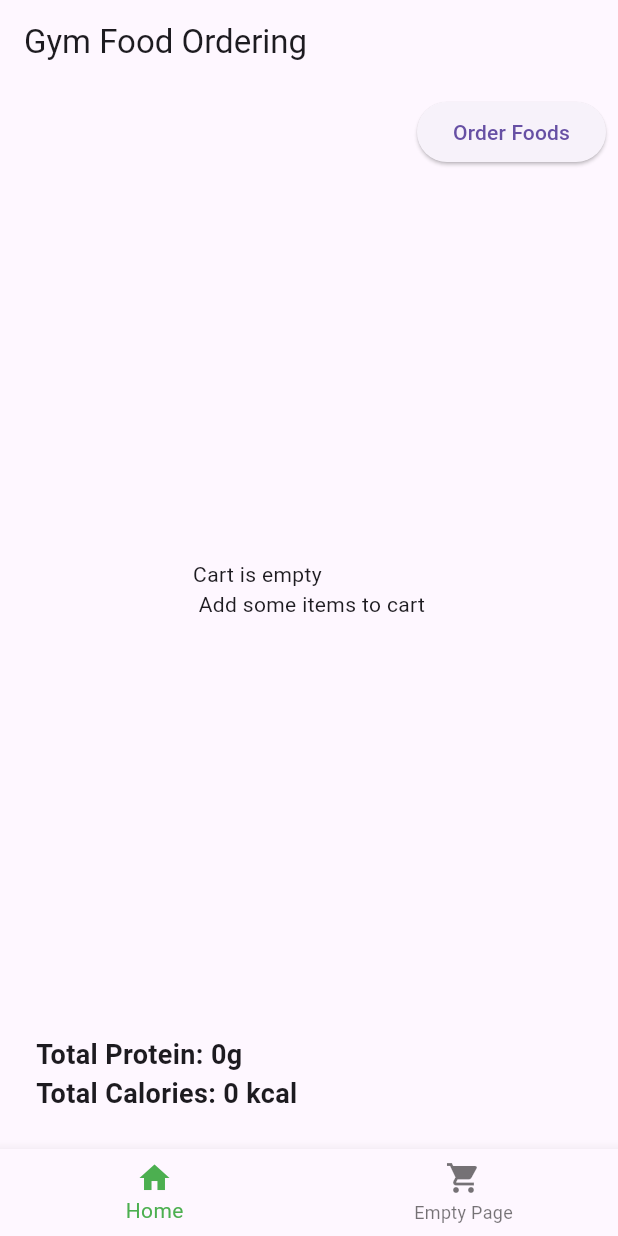
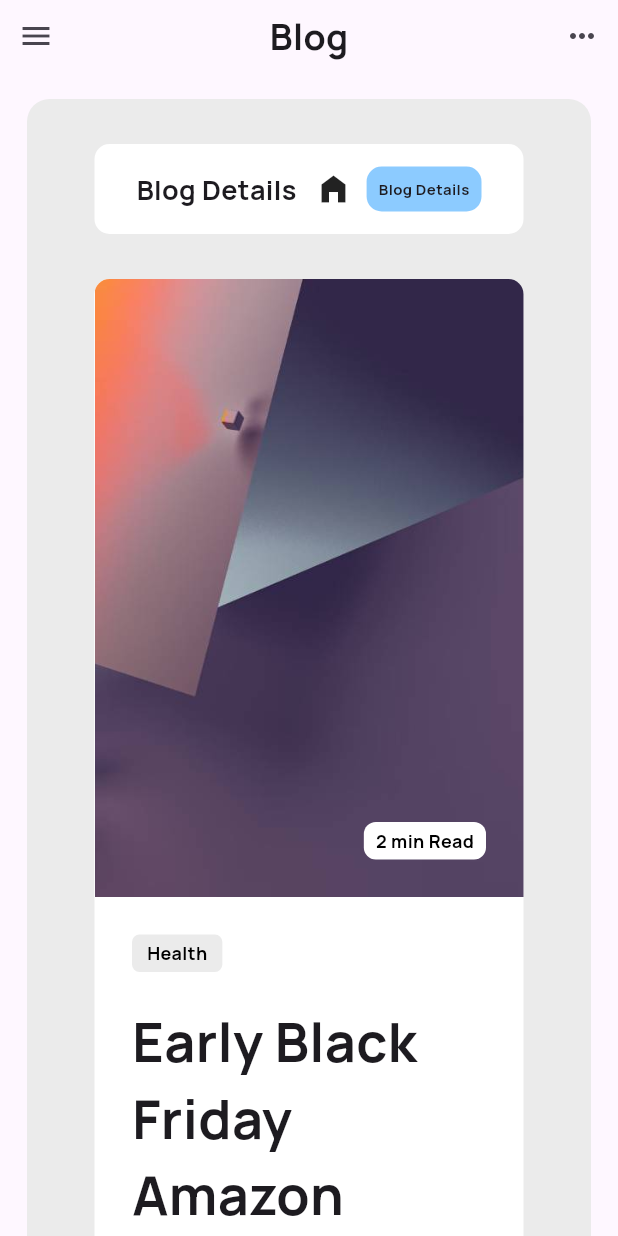
Before and after one commit to SureshS03/GYM_Food, a Flutter app: the screen it shows after launch, on a phone screen of 412 x 824 dp. Run offline on Flutter 3.47's test engine with Material 3 defaults, Android fonts, the phone set to English and light mode, and no system bars; our stand-ins replace google_fonts.

Commit message:
Blog page done,Icon problems

```diff
--- a/lib/main.dart
+++ b/lib/main.dart
@@ -1,4 +1,5 @@
 import 'package:flutter/material.dart';
+import 'package:gym_food/pages/Blog.dart';
 import 'package:gym_food/pages/homepage.dart';
 
 void main() {
@@ -14,7 +15,7 @@
     return MaterialApp(
       debugShowCheckedModeBanner: false,
       theme: ThemeData(primarySwatch: Colors.green),
-      home: GymFoodApp(),
+      home: BlogPage(),
     );
   }
 }
--- /dev/null
+++ b/lib/pages/Blog.dart
@@ -0,0 +1,47 @@
+import 'package:flutter/material.dart';
+import 'package:google_fonts/google_fonts.dart';
+import 'package:gym_food/widgets/BlogWidget.dart';
+
+class BlogPage extends StatefulWidget {
+  const BlogPage({super.key});
+
+  @override
+  State<BlogPage> createState() => _BlogPageState();
+}
+
+class _BlogPageState extends State<BlogPage> {
+  @override
+  Widget build(BuildContext context) {
+    return Scaffold(
+      body: SingleChildScrollView(
+        child: Column(
+          children: [
+            // AppBar
+            Row(
+                mainAxisAlignment: MainAxisAlignment.spaceBetween,
+                crossAxisAlignment: CrossAxisAlignment.center,
+                children: [
+                  IconButton(
+                    onPressed: () {},
+                    icon: const Icon(Icons.menu),
+                  ),
+                  Text(
+                    'Blog',
+                    style: GoogleFonts.manrope(
+                      fontSize: 24,
+                      fontWeight: FontWeight.bold,
+                    ),
+                  ),
+                  IconButton(
+                    onPressed: () {},
+                    icon: const Icon(Icons.more_horiz),
+                  ),
+                ]),
+            // Blog Posts
+            Blogwidget()
+          ],
+        ),
+      ),
+    );
+  }
+}
--- /dev/null
+++ b/lib/widgets/BlogWidget.dart
@@ -0,0 +1,417 @@
+import 'package:flutter/material.dart';
+import 'package:google_fonts/google_fonts.dart';
+import 'package:gym_food/widgets/Commandbob.dart';
+
+class Blogwidget extends StatelessWidget {
+  const Blogwidget({super.key});
+
+  @override
+  Widget build(BuildContext context) {
+    return Container(
+      width: double.infinity,
+      padding: EdgeInsets.symmetric(horizontal: 45, vertical: 30),
+      margin: EdgeInsets.all(18),
+      decoration: BoxDecoration(
+        borderRadius: BorderRadius.circular(15),
+        color: Color.fromARGB(255, 235, 235, 235),
+      ),
+      child: SingleChildScrollView(
+        child: Column(
+          mainAxisAlignment: MainAxisAlignment.center,
+          crossAxisAlignment: CrossAxisAlignment.center,
+          children: [
+            Container(
+              alignment: Alignment.center,
+              width: MediaQuery.of(context).size.width * 0.80,
+              padding: EdgeInsets.symmetric(horizontal: 28, vertical: 15),
+              decoration: BoxDecoration(
+                borderRadius: BorderRadius.circular(10),
+                color: Colors.white,
+              ),
+              child: Row(
+                mainAxisAlignment: MainAxisAlignment.spaceBetween,
+                children: [
+                  Text(
+                    'Blog Details',
+                    style: GoogleFonts.manrope(
+                      fontSize: 18,
+                      fontWeight: FontWeight.bold,
+                    ),
+                  ),
+                  Row(
+                    children: [
+                      Icon(Icons.home_filled),
+                      SizedBox(width: 10),
+                      Container(
+                        padding: EdgeInsets.all(8),
+                        decoration: BoxDecoration(
+                          color: const Color.fromARGB(255, 140, 203, 255),
+                          borderRadius: BorderRadius.circular(10),
+                        ),
+                        child: Text(
+                          'Blog Details',
+                          style: GoogleFonts.manrope(
+                            fontSize: 10,
+                            fontWeight: FontWeight.bold,
+                          ),
+                        ),
+                      )
+                    ],
+                  )
+                ],
+              ),
+            ),
+            SizedBox(height: 30),
+            Container(
+              //padding: EdgeInsets.all(10),
+              width: MediaQuery.of(context).size.width * 0.80,
+              decoration: BoxDecoration(
+                color: Colors.white,
+                borderRadius: BorderRadius.circular(10),
+              ),
+              child: Column(
+                children: [
+                  Container(
+                    padding: EdgeInsets.symmetric(vertical: 25, horizontal: 25),
+                    height: MediaQuery.of(context).size.height * 0.5,
+                    decoration: BoxDecoration(
+                      image: DecorationImage(
+                        image: AssetImage('assets/blog.jpg'),
+                        fit: BoxFit.cover,
+                      ),
+                      color: Colors.white,
+                      borderRadius: BorderRadius.only(
+                        topLeft: Radius.circular(10),
+                        topRight: Radius.circular(10),
+                      ),
+                    ),
+                    child: Align(
+                      alignment: Alignment.bottomRight,
+                      child: Container(
+                        padding:
+                            EdgeInsets.symmetric(horizontal: 8, vertical: 4),
+                        decoration: BoxDecoration(
+                          color: Colors.white,
+                          borderRadius: BorderRadius.circular(8),
+                        ),
+                        child: Text('2 min Read',
+                            style: GoogleFonts.manrope(
+                              color: Colors.black,
+                              fontSize: 12,
+                              fontWeight: FontWeight.bold,
+                            )),
+                      ),
+                    ),
+                  ),
+                  SizedBox(height: 10),
+                  Container(
+                      padding:
+                          EdgeInsets.symmetric(horizontal: 25, vertical: 15),
+                      child: Column(
+                          crossAxisAlignment: CrossAxisAlignment.start,
+                          children: [
+                            Align(
+                              alignment: Alignment.centerLeft,
+                              child: Container(
+                                padding: EdgeInsets.symmetric(
+                                    horizontal: 10, vertical: 4),
+                                decoration: BoxDecoration(
+                                  color: Color.fromARGB(255, 235, 235, 235),
+                                  borderRadius: BorderRadius.circular(5),
+                                ),
+                                child: Text('Health',
+                                    style: GoogleFonts.manrope(
+                                      color: Colors.black,
+                                      fontSize: 12,
+                                      fontWeight: FontWeight.bold,
+                                    )),
+                              ),
+                            ),
+                            SizedBox(
+                              height: 20,
+                            ),
+                            SizedBox(
+                              child: Text(
+                                'Early Black Friday Amazon deals: cheap TVs, headphones, laptops',
+                                style: GoogleFonts.manrope(
+                                  fontSize: 36,
+                                  fontWeight: FontWeight.bold,
+                                ),
+                              ),
+                            ),
+                            SizedBox(height: 20),
+                            Row(
+                              mainAxisAlignment: MainAxisAlignment.spaceBetween,
+                              children: [
+                                Row(
+                                  children: [
+                                    Icon(
+                                      Icons.remove_red_eye_sharp,
+                                      size: 20,
+                                    ),
+                                    SizedBox(
+                                      width: 8,
+                                    ),
+                                    Text(
+                                      '2332',
+                                      style: GoogleFonts.manrope(fontSize: 15),
+                                    ),
+                                    SizedBox(
+                                      width: 10,
+                                    ),
+                                    Icon(
+                                      Icons.message,
+                                      size: 20,
+                                    ),
+                                    SizedBox(
+                                      width: 8,
+                                    ),
+                                    Text(
+                                      '3',
+                                      style: GoogleFonts.manrope(fontSize: 15),
+                                    )
+                                  ],
+                                ),
+                                Row(
+                                  children: [
+                                    Icon(
+                                      Icons.circle_outlined,
+                                      size: 10,
+                                    ),
+                                    SizedBox(
+                                      width: 8,
+                                    ),
+                                    Text(
+                                      'Wed, Jan 22',
+                                      style: GoogleFonts.manrope(fontSize: 12),
+                                    )
+                                  ],
+                                )
+                              ],
+                            ),
+                            SizedBox(height: 20),
+                            Divider(),
+                            SizedBox(
+                              height: 20,
+                            ),
+                            Text('Title of the paragraph',
+                                style: GoogleFonts.manrope(
+                                  fontSize: 30,
+                                  fontWeight: FontWeight.bold,
+                                )),
+                            SizedBox(
+                              height: 10,
+                            ),
+                            Text(
+                                'But you cannot figure out what it is or what it can do. MTA web directory is the simplest way in which one can bid on a link, or a few links if they wish to do so. The link directory on MTA displays all of the links it currently has, and does so in alphabetical order, which makes it much easier for someone to find what they are looking for if it is something specific and they do not want to go through all the other sites and links as well. It allows you to start your bid at the bottom and slowly work your way to the top of the list.\n\nGigure out what it is or what it can do. MTA web directory is the simplest way in which one can bid on a link, or a few links if they wish to do so. The link directory on MTA displays all of the links it currently has, and does so in alphabetical order, which makes it much easier for someone to find what they are looking for if it is something specific and they do not want to go through all the other sites and links as well. It allows you to start your bid at the bottom and slowly work your way to the top of the',
+                                style: GoogleFonts.manrope(
+                                  fontSize: 14,
+                                )),
+                            SizedBox(
+                              height: 20,
+                            ),
+                            Text('This is strong text.',
+                                style: GoogleFonts.manrope(
+                                    fontSize: 14, fontWeight: FontWeight.bold)),
+                            Text('This is italic text.',
+                                style: GoogleFonts.manrope(
+                                    fontSize: 14, fontStyle: FontStyle.italic)),
+                            SizedBox(
+                              height: 20,
+                            ),
+                            Divider(),
+                            SizedBox(
+                              height: 20,
+                            ),
+                            Text(
+                              'Unorder list.',
+                              style: GoogleFonts.manrope(
+                                  fontSize: 20, fontWeight: FontWeight.bold),
+                            ),
+                            SizedBox(height: 8),
+                            ...List.generate(6, (index) {
+                              return Text('• Item ${index + 1}',
+                                  style: GoogleFonts.manrope(
+                                    fontSize: 14,
+                                  ));
+                            }),
+                            SizedBox(height: 20),
+                            Divider(),
+                            SizedBox(height: 20),
+                            Text(
+                              'Order list.',
+                              style: GoogleFonts.manrope(
+                                  fontSize: 20, fontWeight: FontWeight.bold),
+                            ),
+                            SizedBox(height: 8),
+                            ...List.generate(6, (index) {
+                              return Text('${index + 1}. Item ${index + 1}',
+                                  style: GoogleFonts.manrope(
+                                    fontSize: 14,
+                                  ));
+                            }),
+                            SizedBox(height: 20),
+                            Divider(),
+                            SizedBox(height: 20),
+                            Text(
+                              'Quotes',
+                              style: GoogleFonts.manrope(
+                                  fontSize: 20, fontWeight: FontWeight.bold),
+                            ),
+                            SizedBox(height: 8),
+                            Container(
+                              margin: EdgeInsets.all(16.0),
+                              decoration: BoxDecoration(
+                                color: Colors.blue[50],
+                                borderRadius: BorderRadius.circular(8.0),
+                              ),
+                              child: Row(
+                                children: [
+                                  // Left border
+                                  Container(
+                                    width: 5.0,
+                                    height: 80.0,
+                                    decoration: BoxDecoration(
+                                      color: Colors.blue[900],
+                                      borderRadius: BorderRadius.only(
+                                        topLeft: Radius.circular(8.0),
+                                        bottomLeft: Radius.circular(8.0),
+                                      ),
+                                    ),
+                                  ),
+                                  SizedBox(width: 8.0),
+                                  Expanded(
+                                    child: Padding(
+                                      padding: const EdgeInsets.all(16.0),
+                                      child: Row(
+                                        children: [
+                                          Icon(
+                                            Icons.format_quote_rounded,
+                                            color: Colors.black,
+                                            size: 24,
+                                          ),
+                                          Text(
+                                            '“Life is short, Smile while you still have teeth!”',
+                                            style: GoogleFonts.manrope(
+                                              fontSize: 16,
+                                              color: Colors.black87,
+                                            ),
+                                          ),
+                                        ],
+                                      ),
+                                    ),
+                                  ),
+                                ],
+                              ),
+                            ),
+                          ])),
+                ],
+              ),
+            ),
+            SizedBox(
+              height: 20,
+            ),
+            Container(
+              padding: EdgeInsets.all(28),
+              width: MediaQuery.of(context).size.width * 0.80,
+              decoration: BoxDecoration(
+                color: Colors.white,
+                borderRadius: BorderRadius.circular(10),
+              ),
+              child: Column(
+                crossAxisAlignment: CrossAxisAlignment.start,
+                children: [
+                  Text(
+                    'Post Comments',
+                    style: GoogleFonts.manrope(
+                      fontSize: 20,
+                      fontWeight: FontWeight.bold,
+                    ),
+                  ),
+                  const SizedBox(height: 10),
+                  TextField(
+                    style: GoogleFonts.manrope(
+                      fontSize: 14,
+                    ),
+                    cursorWidth: 0.5,
+                    decoration: InputDecoration(
+                      border: OutlineInputBorder(
+                        borderSide: BorderSide(width: 0.5),
+                        borderRadius: BorderRadius.circular(8),
+                      ),
+                    ),
+                    maxLines: 3,
+                  ),
+                  const SizedBox(height: 15),
+                  ElevatedButton(
+                    style: ButtonStyle(
+                      padding: MaterialStateProperty.all(
+                          EdgeInsets.symmetric(vertical: 16, horizontal: 12)),
+                      shape: MaterialStateProperty.all(
+                        RoundedRectangleBorder(
+                          borderRadius: BorderRadius.circular(10),
+                        ),
+                      ),
+                      backgroundColor:
+                          MaterialStateProperty.all(Color(0xFF635bff)),
+                    ),
+                    onPressed: () {},
+                    child: Text(
+                      'Post Comment',
+                      style: GoogleFonts.manrope(
+                        fontSize: 14,
+                        color: Colors.white,
+                      ),
+                    ),
+                  ),
+                  const SizedBox(height: 16),
+                  Row(
+                    children: [
+                      Text(
+                        'Comments',
+                        style: GoogleFonts.manrope(
+                            fontSize: 20, fontWeight: FontWeight.bold),
+                      ),
+                      const SizedBox(width: 8),
+                      Container(
+                          padding: EdgeInsets.all(10),
+                          decoration: BoxDecoration(
+                            color: Colors.blue,
+                            borderRadius: BorderRadius.circular(50),
+                          ),
+                          child: Text(
+                            '3',
+                            style: GoogleFonts.manrope(
+                              fontSize: 12,
+                              color: Colors.white,
+                            ),
+                          ))
+                    ],
+                  ),
+                  const SizedBox(height: 10),
+                  Container(
+                    height: 300,
+                    child: ListView.builder(
+                      itemCount: 4,
+                      itemBuilder: (context, index) {
+                        return Padding(
+                          padding: const EdgeInsets.only(bottom: 16.0),
+                          child: CommentCard(
+                            username: index == 0 ? 'Lula Boyd' : 'Bettie Marsh',
+                            comment: index == 0
+                                ? 'Gosiblo iluw mumwog vewkito si ko iva so do jebdar mo dalaco ijumub noduomi tikilu. Bin gi hiowe bed pospo zorid fahinwa defu bod uhdufos canusgez mejzora ka tabebbi tit.'
+                                : 'Dukig kowwa fawluajo vuzvitmo ca piana ru joz susifo pi ah irtalor afu wasjoura cu sijlosdiz. Uzunekwes lewute hegur rucmite zimotook uzmujnu vontib wuoknok pime gadaica dowase simsad wavu woat.',
+                          ),
+                        );
+                      },
+                    ),
+                  ),
+                ],
+              ),
+            )
+          ],
+        ),
+      ),
+    );
+  }
+}
--- /dev/null
+++ b/lib/widgets/Commandbob.dart
@@ -0,0 +1,65 @@
+import 'package:flutter/material.dart';
+import 'package:google_fonts/google_fonts.dart';
+
+class CommentCard extends StatelessWidget {
+  final String username;
+  final String comment;
+
+  const CommentCard({
+    super.key,
+    required this.username,
+    required this.comment,
+  });
+
+  @override
+  Widget build(BuildContext context) {
+    return Container(
+      padding: const EdgeInsets.all(20),
+      decoration: BoxDecoration(
+        color: Color(0xffeff4fa),
+        borderRadius: BorderRadius.circular(12),
+      ),
+      child: Column(
+        crossAxisAlignment: CrossAxisAlignment.start,
+        children: [
+          Row(
+            children: [
+              CircleAvatar(
+                backgroundColor: Colors.blue,
+                radius: 15,
+                child: Image.asset('assets/food.png'),
+              ),
+              const SizedBox(width: 16),
+              Text(
+                username,
+                style: GoogleFonts.manrope(
+                  fontSize: 16,
+                  fontWeight: FontWeight.bold,
+                ),
+              ),
+            ],
+          ),
+          const SizedBox(height: 10),
+          Text(
+            comment,
+            style: GoogleFonts.manrope(
+              fontSize: 14,
+            ),
+          ),
+          SizedBox(height: 10),
+          IconButton(
+            padding: EdgeInsets.all(8),
+            style: ButtonStyle(
+              backgroundColor: MaterialStateProperty.all(Color(0xff635bff)),
+            ),
+            onPressed: () {},
+            icon: Icon(
+              Icons.reply,
+              color: Colors.white,
+            ),
+          )
+        ],
+      ),
+    );
+  }
+}
```
Also changed, not shown: 1 other file.
